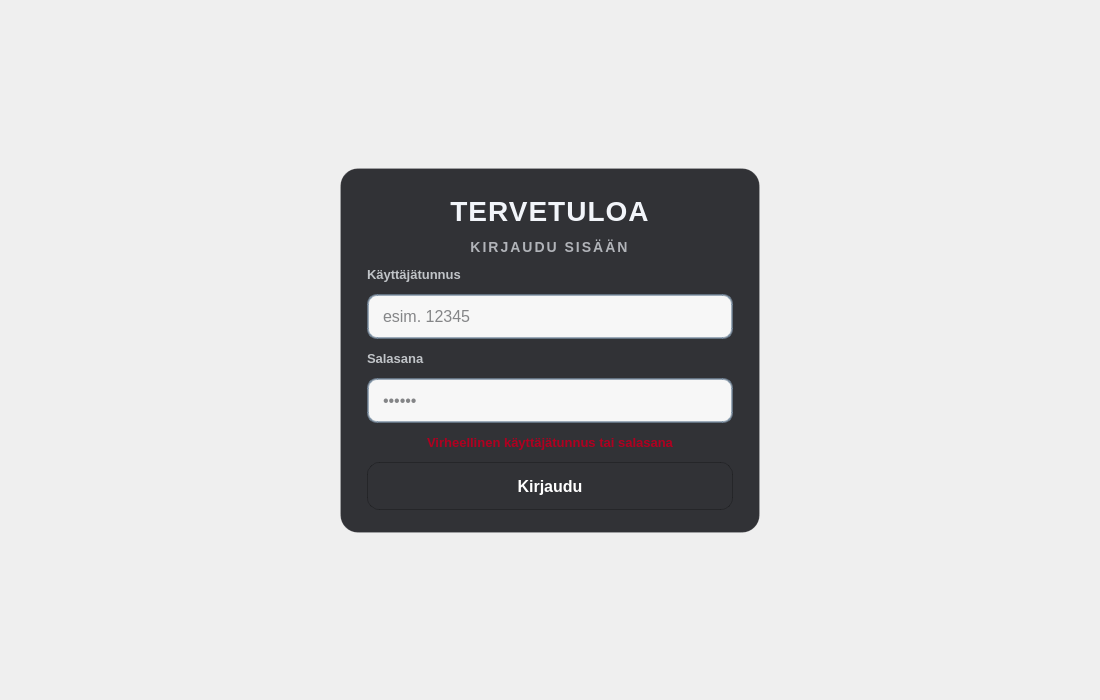
The window that bank-automat/mainwindow.ui (25kmo-project/group_2) describes before a commit, drawn with Qt 5.
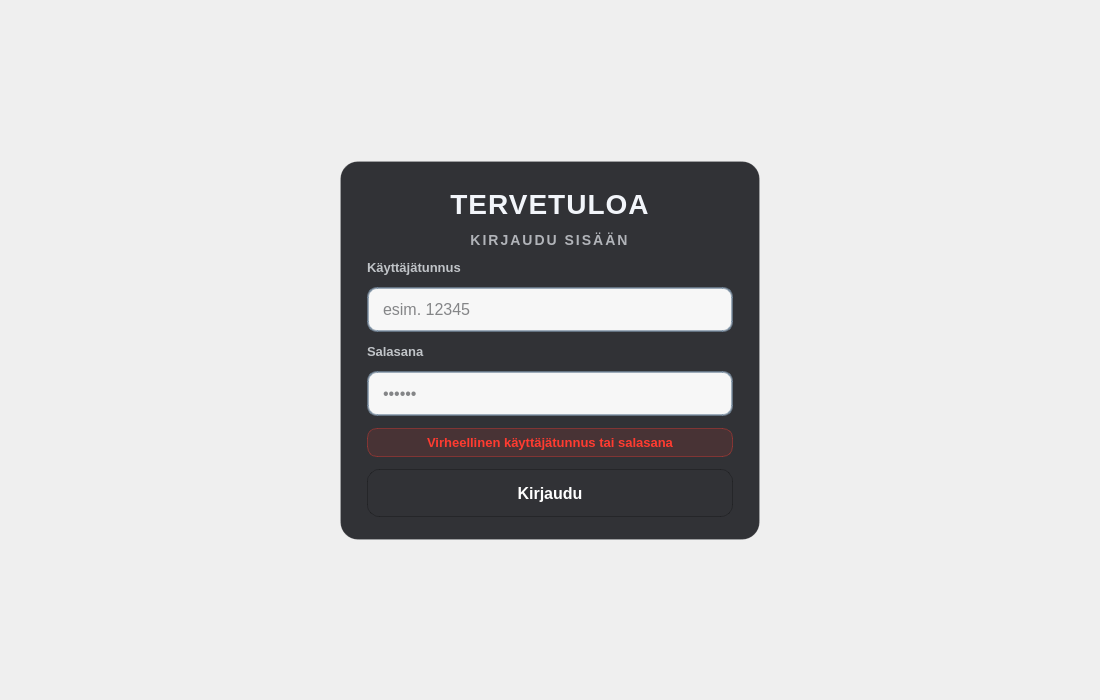
The same window after the commit.

Commit message: Tehty API client kerros Qt:lle. Korjattu bugi aiemmasta mergestä. Korjattu UI virhevärejä

Diff of the .ui file:
```diff
--- a/bank-automat/mainwindow.ui
+++ b/bank-automat/mainwindow.ui
@@ -16,7 +16,7 @@
 
   <!-- ATM theme directly in UI -->
   <property name="styleSheet">
-   <string notr="true"><![CDATA[
+   <string notr="true">
 /* =========================
    ATM THEME (MainWindow.ui)
    ========================= */
@@ -24,7 +24,7 @@
 /* Base */
 QWidget#centralwidget {
     background: transparent;
-    font-family: "Segoe UI";
+    font-family: &quot;Segoe UI&quot;;
     font-size: 16px;
 }
 
@@ -80,7 +80,12 @@
 
 /* Error */
 QLabel#errorLabel {
-    color: #B00020;
+    color: #FF3B30;                         /* kirkas punainen */
+    background-color: rgba(255, 59, 48, 28); /* kevyt punainen tausta */
+    border: 1px solid rgba(255, 59, 48, 90);
+    border-radius: 10px;
+    padding: 6px 10px;
+
     font-size: 13px;
     font-weight: 800;
 }
@@ -115,9 +120,8 @@
     padding-top: 13px;  /* pieni “painallus” */
     padding-bottom: 11px;
 }
-]]></string>
+</string>
   </property>
-
   <widget class="QWidget" name="centralwidget">
    <layout class="QVBoxLayout" name="rootLayout">
     <property name="leftMargin">
```
Left out of the diff: 33 changed lines with no effect on the pictures. The commit also changes 7 other files.
